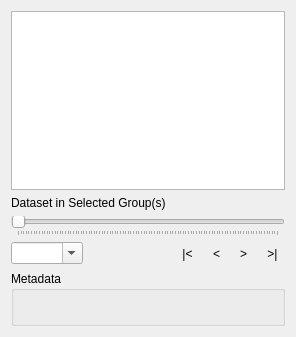
Above: src/ui/mesh/qgsmeshrendereractivedatasetwidgetbase.ui from carsmie/QGIS before the change. Below: the same form after it.
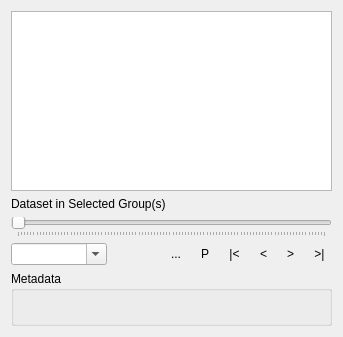
That is the form after the change. Icons and pictures are not drawn. Custom widgets are drawn as their Qt base class.

```diff
--- a/src/ui/mesh/qgsmeshrendereractivedatasetwidgetbase.ui
+++ b/src/ui/mesh/qgsmeshrendereractivedatasetwidgetbase.ui
@@ -9,7 +9,7 @@
    <rect>
     <x>0</x>
     <y>0</y>
-    <width>296</width>
+    <width>343</width>
     <height>337</height>
    </rect>
   </property>
@@ -85,7 +85,7 @@
         <string>Time Format Options</string>
        </property>
        <property name="text">
-        <string notr="true"/>
+        <string notr="true">...</string>
        </property>
        <property name="icon">
         <iconset>
@@ -119,7 +119,7 @@
      <item row="2" column="4">
       <widget class="QToolButton" name="mDatasetPlaybackButton">
        <property name="text">
-        <string/>
+        <string>P</string>
        </property>
        <property name="autoRaise">
         <bool>true</bool>
```
